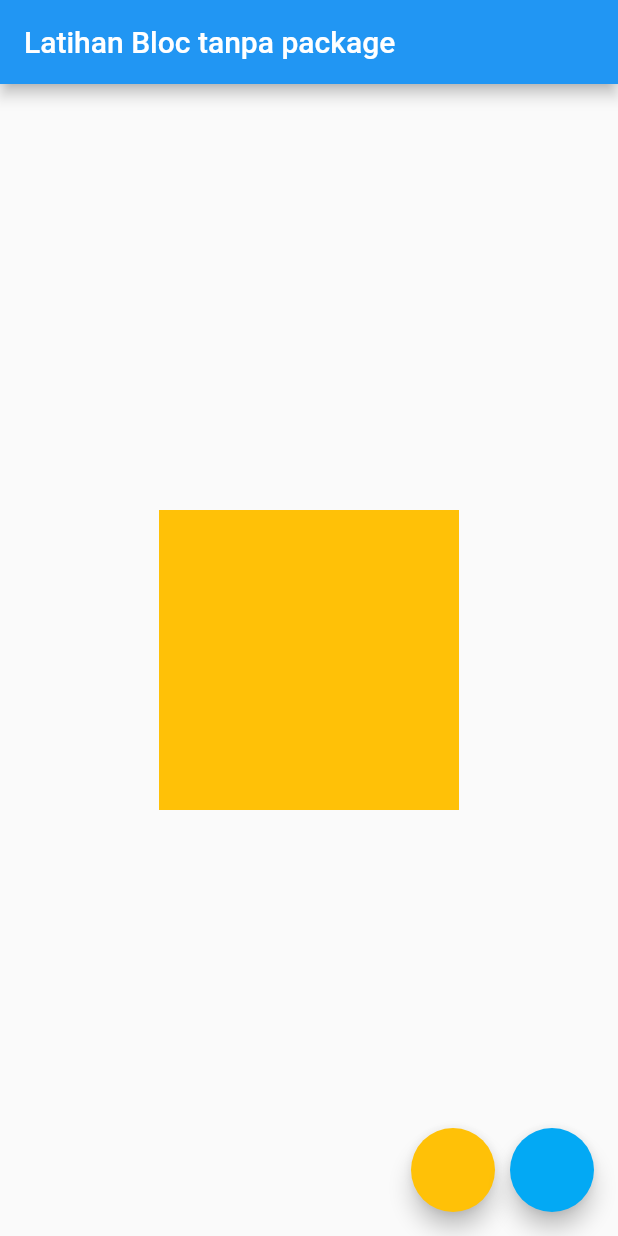
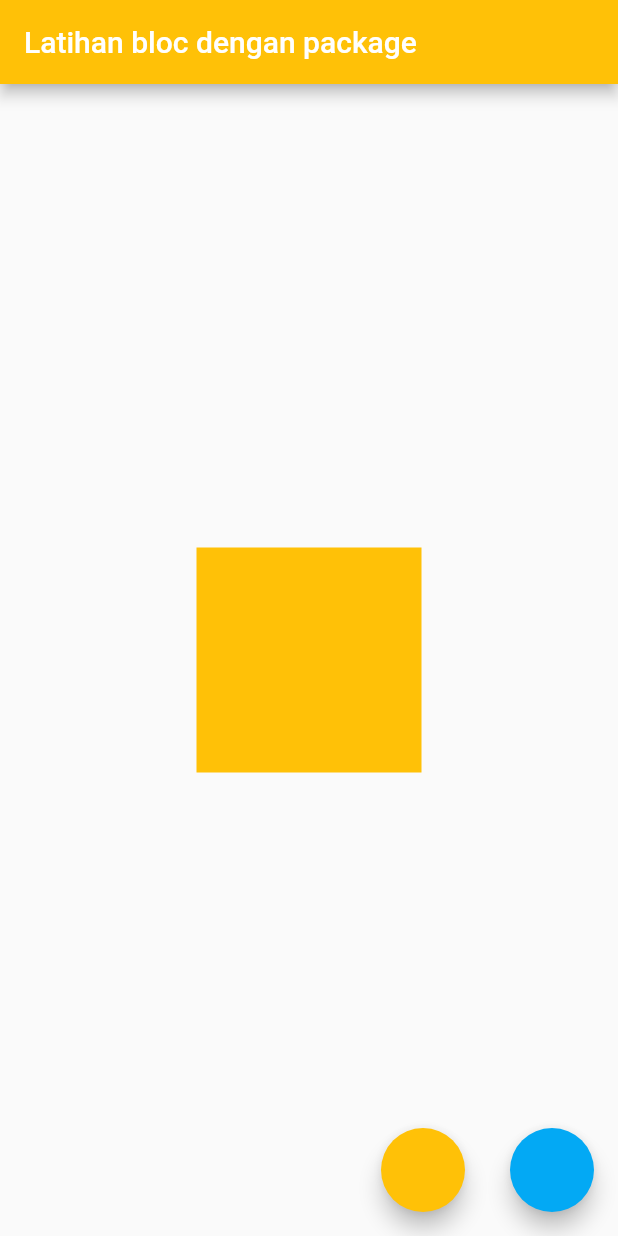
Before and after one commit to akbariyansyah/latihan-flutter, a Flutter app: the screen it shows after launch, on a phone screen of 412 x 824 dp. Run offline on Flutter 3.47's test engine with Material 2 defaults, Android fonts, the light colour scheme and no system bars; our stand-ins replace bloc, flutter_bloc.

Commit message:
-Initial Commit                    -Complete the code.

```diff
--- a/lib/color_bloc.dart
+++ b/lib/color_bloc.dart
@@ -1,36 +1,18 @@
-import 'dart:async';
-import 'dart:ui';
+import 'package:flutter/material.dart';
+import 'package:bloc/bloc.dart';
 
-import 'package:flutter/material.dart';
+enum ColorEvent {to_amber,to_light_blue}
 
-enum ColorEvent {to_amber,to_lightblue}
+class ColorBloc extends Bloc<ColorEvent,Color> {
 
-class ColorBloc {
   Color _color = Colors.amber;
+  @override
+  Color get initialState => Colors.amber;
 
-  StreamController<ColorEvent> _eventController = StreamController<ColorEvent>();
+  @override
+  Stream<Color> mapEventToState(ColorEvent event) async* {
+    _color = (event == ColorEvent.to_amber) ? Colors.amber : Colors.lightBlue;
+    yield _color;
+  }
 
-  StreamSink get eventSink => _eventController.sink;
-
-  StreamController<Color> _stateController = StreamController<Color>();
-
-  StreamSink<Color> get _stateSink => _stateController.sink;
-
-  Stream<Color> get stateStream => _stateController.stream;
-
-  void _mapEventToState(ColorEvent colorEvent) {
-      if (colorEvent == ColorEvent.to_amber) {
-        _color = Colors.amber;
-      } else {
-        _color = Colors.lightBlue;
-      }
-      _stateSink.add(_color);
-  }
-  ColorBloc() {
-    _eventController.stream.listen(_mapEventToState);
-  }
-  void dispose() {
-  _eventController.close();
-  _stateController.close();
 }
-}
--- a/lib/main.dart
+++ b/lib/main.dart
@@ -1,63 +1,71 @@
 import 'package:flutter/cupertino.dart';
 import 'package:flutter/material.dart';
+import 'package:flutter_bloc/flutter_bloc.dart';
 import 'package:myapp/color_bloc.dart';
+import 'package:bloc/bloc.dart';
 
 void main() {
   runApp(MyApp());
 }
 
-class MyApp extends StatefulWidget {
-  @override
-  _MyAppState createState() => _MyAppState();
-}
-
-class _MyAppState extends State<MyApp> {
-  ColorBloc colorBloc = ColorBloc();
-
-  @override
-  void dispose() {
-    colorBloc.dispose();
-  }
-
+class MyApp extends StatelessWidget {
   @override
   Widget build(BuildContext context) {
     return MaterialApp(
-      home: Scaffold(
+      home: BlocProvider<ColorBloc>(
+          builder: (context) => ColorBloc(),
+          child: MainPage()),
+    );
+  }
+}
+
+class MainPage extends StatelessWidget {
+  @override
+  Widget build(BuildContext context) {
+
+  ColorBloc colorBloc = BlocProvider.of<ColorBloc>(context);
+
+    return Scaffold(
       appBar: AppBar(
-          title: Text("Latihan Bloc tanpa package"),
+        title: Text("Latihan bloc dengan package",),
+        flexibleSpace: BlocBuilder<ColorBloc,Color>(
+          builder: (context,currentColor) => AnimatedContainer(
+            duration: Duration(milliseconds: 500),
+            color: currentColor,
+          ),
+        ),
       ),
       body: Center(
-            child: StreamBuilder(
-          stream: colorBloc.stateStream,
-          initialData: Colors.amber,
-          builder: (context, snapshot) => AnimatedContainer(
-            width: 200,
-            height: 200,
-            color: snapshot.data,
+        child: BlocBuilder<ColorBloc,Color>(
+          builder: (context,currentColor) =>
+           AnimatedContainer(
+            width: 150,
+            height: 150,
+            color: currentColor,
             duration: Duration(milliseconds: 500),
           ),
-        )),
+        ),
+      ),
       floatingActionButton: Row(
         mainAxisAlignment: MainAxisAlignment.end,
         children: [
           FloatingActionButton(
             onPressed: () {
-                colorBloc.eventSink.add(ColorEvent.to_amber);
+              colorBloc.dispatch(ColorEvent.to_amber);
             },
             backgroundColor: Colors.amber,
           ),
           SizedBox(
-              width: 10,
+            width: 30,
           ),
           FloatingActionButton(
             onPressed: () {
-                colorBloc.eventSink.add(ColorEvent.to_lightblue);
+              colorBloc.dispatch(ColorEvent.to_light_blue);
             },
             backgroundColor: Colors.lightBlue,
           ),
         ],
       ),
-      ),
     );
   }
 }
--- a/pubspec.yaml
+++ b/pubspec.yaml
@@ -29,6 +29,7 @@ dependencies:
   # The following adds the Cupertino Icons font to your application.
   # Use with the CupertinoIcons class for iOS style icons.
   cupertino_icons: ^0.1.3
+  flutter_bloc: ^0.20.1
 
 dev_dependencies:
   flutter_test:
```
Also changed, not shown: pubspec.lock. Lines whose indentation alone changed are shown as unchanged.
